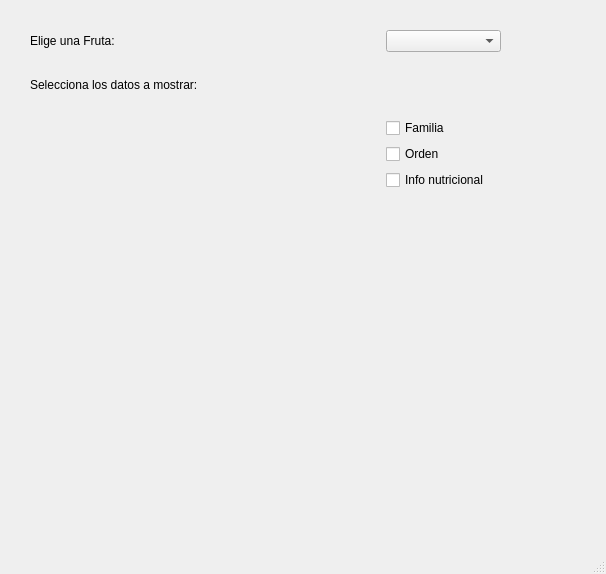
Before: the Qt Designer form frutas.ui in alibar92/ProyectoInterfazPythonQtDAM2, drawn with Qt 5.
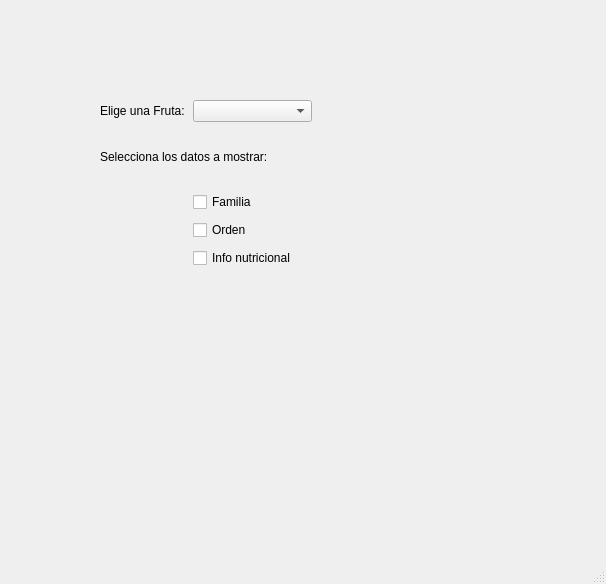
After: the same form once the commit is applied.

Patch:
```diff
--- a/frutas.ui
+++ b/frutas.ui
@@ -14,18 +14,41 @@
    <string>MainWindow</string>
   </property>
   <widget class="QWidget" name="centralwidget">
-   <widget class="QWidget" name="">
-    <property name="geometry">
-     <rect>
-      <x>30</x>
-      <y>30</y>
-      <width>471</width>
-      <height>471</height>
-     </rect>
-    </property>
-    <layout class="QVBoxLayout" name="verticalLayout">
+   <property name="mouseTracking">
+    <bool>false</bool>
+   </property>
+   <property name="layoutDirection">
+    <enum>Qt::LeftToRight</enum>
+   </property>
+   <layout class="QHBoxLayout" name="horizontalLayout" stretch="0">
+    <property name="spacing">
+     <number>8</number>
+    </property>
+    <property name="sizeConstraint">
+     <enum>QLayout::SetFixedSize</enum>
+    </property>
+    <property name="leftMargin">
+     <number>100</number>
+    </property>
+    <property name="topMargin">
+     <number>100</number>
+    </property>
+    <property name="rightMargin">
+     <number>100</number>
+    </property>
+    <property name="bottomMargin">
+     <number>100</number>
+    </property>
+    <item>
+     <layout class="QVBoxLayout" name="verticalLayout" stretch="0,0,0,0,0,0">
+      <property name="sizeConstraint">
+       <enum>QLayout::SetFixedSize</enum>
+      </property>
      <item>
       <layout class="QGridLayout" name="gridLayout_3">
+        <property name="sizeConstraint">
+         <enum>QLayout::SetFixedSize</enum>
+        </property>
        <item row="4" column="1">
         <widget class="QCheckBox" name="familia">
          <property name="text">
@@ -229,7 +252,8 @@
       </layout>
      </item>
     </layout>
-   </widget>
+    </item>
+   </layout>
   </widget>
   <widget class="QMenuBar" name="menubar">
    <property name="geometry">
```
Lines whose indentation alone changed are shown as unchanged.
